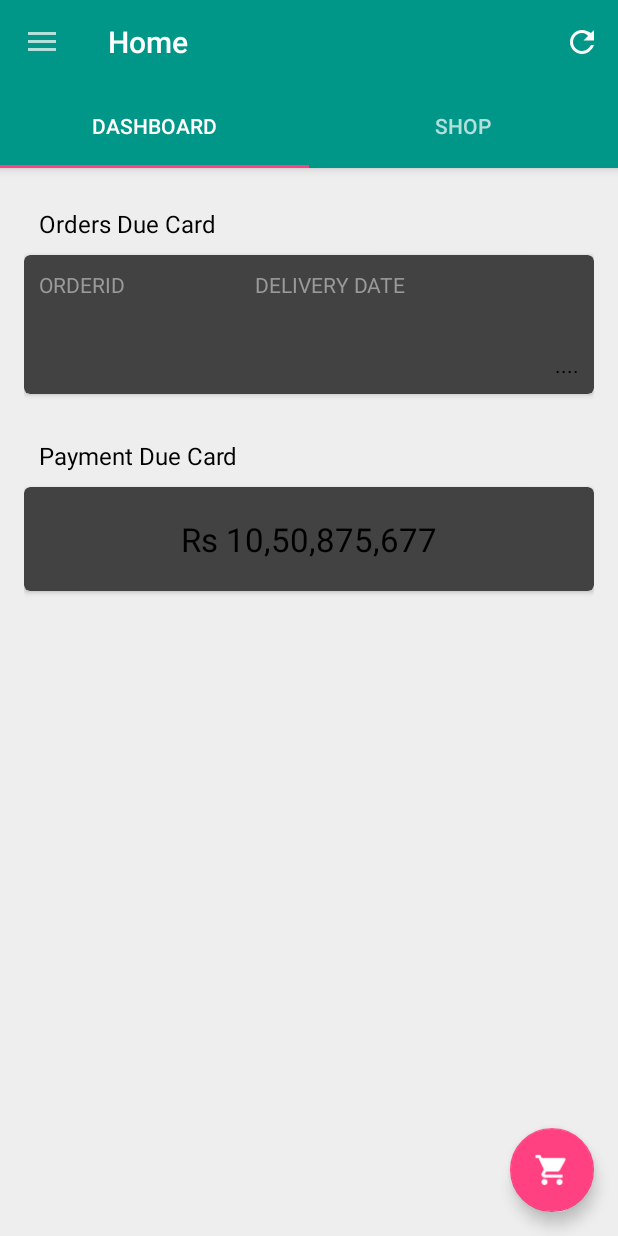
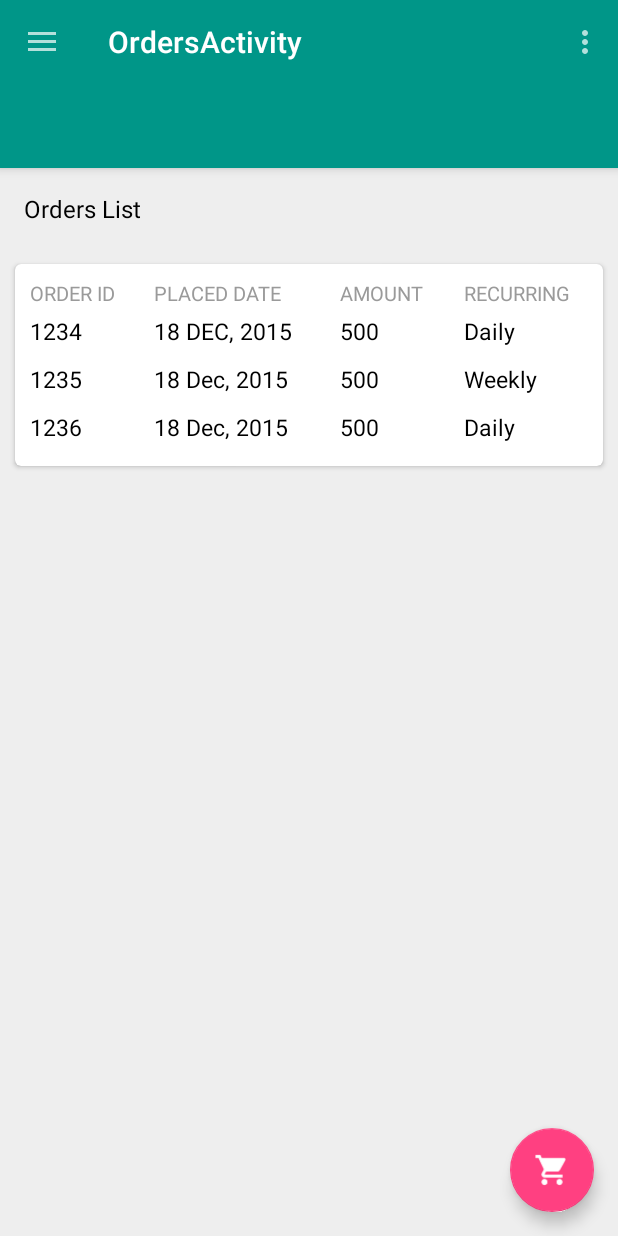
Before and after one commit to AnkitaGupta107/caravan, an Android app: the screen it shows after launch (HomeActivity before the commit, OrdersActivity after it), in the side drawer, after a tap on "Orders", on a phone screen of 412 x 824 dp. Run offline under Robolectric (Android 15) with nearby library versions, the phone set to English and light mode, and no system bars; our stand-ins replace ButterKnife, Timber, Volley; libraries missing offline, so code that uses them is left out: com.rengwuxian.materialedittext, de.greenrobot.event; 6 statements that could not run were skipped.

Commit message:
Navigation drawer-Dashboard, orders, faqs clicable

```diff
--- /dev/null
+++ b/app/src/main/java/com/peppertap/caravan/activities/OrdersActivity.java
@@ -0,0 +1,65 @@
+package com.peppertap.caravan.activities;
+
+import android.support.v7.app.ActionBarActivity;
+import android.os.Bundle;
+import android.view.Menu;
+import android.view.MenuItem;
+
+import com.peppertap.caravan.R;
+
+public class OrdersActivity extends BaseActivity {
+
+    @Override
+    protected void onCreate(Bundle savedInstanceState) {
+        super.onCreate(savedInstanceState);
+        setContentView(R.layout.order_list);
+    }
+
+
+    @Override
+    public boolean onCreateOptionsMenu(Menu menu) {
+        // Inflate the menu; this adds items to the action bar if it is present.
+        getMenuInflater().inflate(R.menu.menu_orders, menu);
+        return true;
+    }
+
+    @Override
+    public boolean onOptionsItemSelected(MenuItem item) {
+        // Handle action bar item clicks here. The action bar will
+        // automatically handle clicks on the Home/Up button, so long
+        // as you specify a parent activity in AndroidManifest.xml.
+        int id = item.getItemId();
+
+        //noinspection SimplifiableIfStatement
+        if (id == R.id.action_settings) {
+            return true;
+        }
+
+        return super.onOptionsItemSelected(item);
+    }
+
+    @Override
+    protected void configureToolbar() {
+
+    }
+
+    @Override
+    protected void configureAppBarTabs() {
+
+    }
+
+    @Override
+    protected void setUpNavigationView() {
+
+    }
+
+    @Override
+    protected void onFabButtonClick() {
+
+    }
+
+    @Override
+    public boolean onNavigationItemSelected(MenuItem item) {
+        return false;
+    }
+}
--- a/app/src/main/res/layout/order_list.xml
+++ b/app/src/main/res/layout/order_list.xml
@@ -9,7 +9,7 @@
         android:layout_width="wrap_content"
         android:layout_height="wrap_content"
         android:drawablePadding="5dp"
-        android:text="Contact Details"
+        android:text="Orders List"
         android:padding="@dimen/activity_horizontal_margin"
         android:textColor="@color/orderDetail_addressTitle"
         android:textSize="16sp" />
--- /dev/null
+++ b/app/src/main/res/menu/menu_orders.xml
@@ -0,0 +1,7 @@
+<menu xmlns:android="http://schemas.android.com/apk/res/android"
+    xmlns:app="http://schemas.android.com/apk/res-auto"
+    xmlns:tools="http://schemas.android.com/tools"
+    tools:context="com.peppertap.caravan.activities.OrdersActivity">
+    <item android:id="@+id/action_settings" android:title="@string/action_settings"
+        android:orderInCategory="100" app:showAsAction="never" />
+</menu>
--- /dev/null
+++ b/app/src/main/res/values-w820dp/dimens.xml
@@ -0,0 +1,6 @@
+<resources>
+    <!-- Example customization of dimensions originally defined in res/values/dimens.xml
+         (such as screen margins) for screens with more than 820dp of available width. This
+         would include 7" and 10" devices in landscape (~960dp and ~1280dp respectively). -->
+    <dimen name="activity_horizontal_margin">64dp</dimen>
+</resources>
--- a/app/src/main/res/values/strings.xml
+++ b/app/src/main/res/values/strings.xml
@@ -3,4 +3,8 @@
     <string name="preference_key">com.peppertap.caravan.PREFERENCE_KEY</string>
 
     <string name="peppertap_caravan">PepperTap Caravan</string>
+    <string name="title_activity_orders">OrdersActivity</string>
+
+    <string name="hello_world">Hello world!</string>
+    <string name="action_settings">Settings</string>
 </resources>
```
Also changed, not shown: app/src/main/AndroidManifest.xml (+12 -8 lines), app/src/main/java/com/peppertap/caravan/activities/FaqActivity.java (+26 -1 lines), app/src/main/java/com/peppertap/caravan/activities/TabbedActivity.java (+11 -5 lines).
